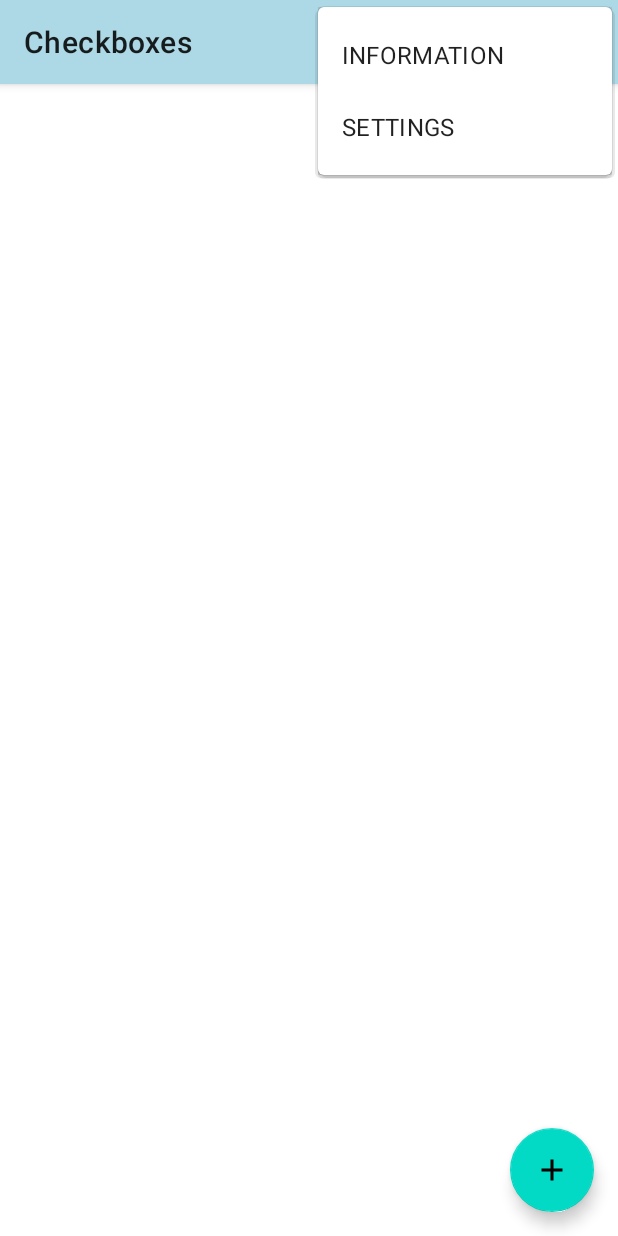
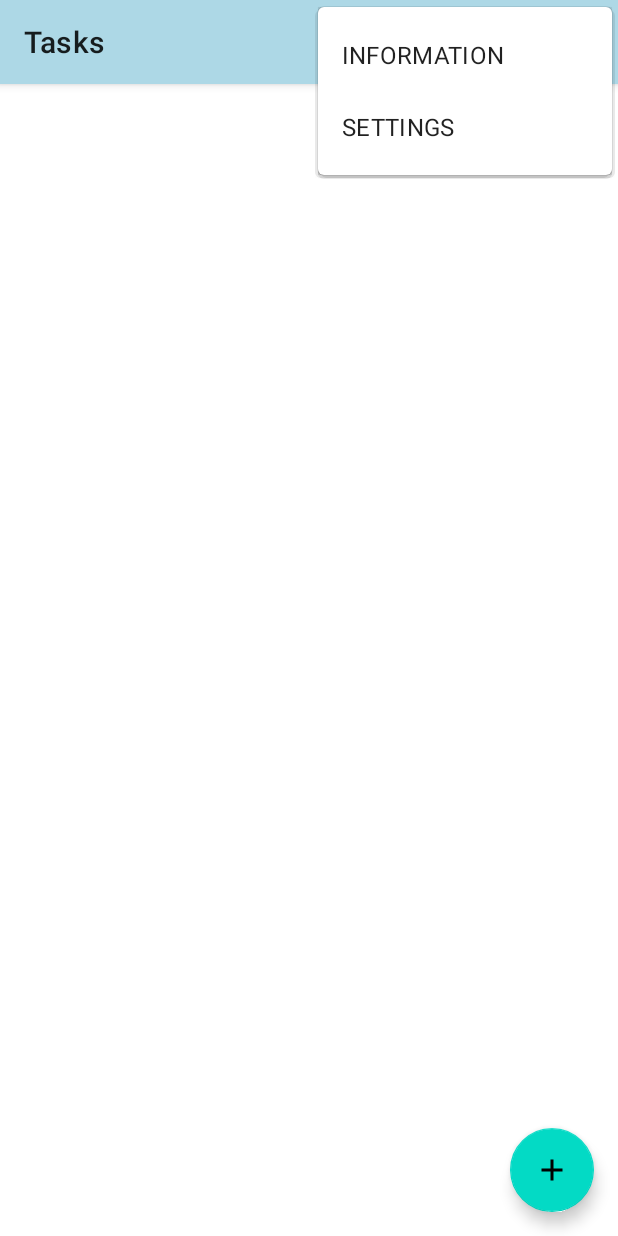
Before and after one commit to jurck222/Checkbox, an Android app: the screen it shows after launch (MainActivity), with the options menu open, on a phone screen of 412 x 824 dp. Run offline under Robolectric (Android 15) with nearby library versions, the phone set to English and light mode, and no system bars; our stand-ins replace Room's generated code.

```diff
--- a/app/src/main/java/com/example/checkbox/MainActivity.java
+++ b/app/src/main/java/com/example/checkbox/MainActivity.java
@@ -60,7 +60,7 @@ public class MainActivity extends AppCompatActivity implements CheckboxRecyclerA
         //fakechecks();
         retrieveCheckboxes();
         setSupportActionBar((Toolbar)findViewById(R.id.checkbox_toolbar));
-        setTitle("Checkboxes");
+        setTitle("Tasks");
         int stanje = PrefConfig.getNmode(this);
         loadNightModeState(stanje);
 
--- a/app/src/main/res/layout/activity_details.xml
+++ b/app/src/main/res/layout/activity_details.xml
@@ -106,7 +106,7 @@
             android:layout_width="0dp"
             android:layout_height="wrap_content"
             android:layout_weight="30"
-            android:text="CANCLE"
+            android:text="CANCEL"
             android:theme="@style/button"
             app:backgroundTint="@color/Gray">
 
--- a/app/src/main/res/layout/activity_info.xml
+++ b/app/src/main/res/layout/activity_info.xml
@@ -22,7 +22,7 @@
     <TextView
         android:layout_width="wrap_content"
         android:layout_height="wrap_content"
-        android:text="Currens tasks: "
+        android:text="Current tasks: "
         android:id="@+id/alltasks"
         android:textSize="20dp"
         android:layout_marginTop="125dp"
```
